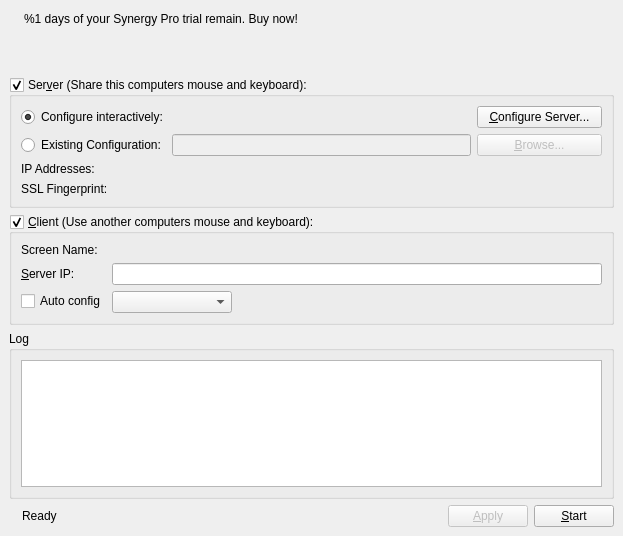
The window that src/gui/src/MainWindowBase.ui (unalkalkan/synergy) describes before a commit, drawn with Qt 5.
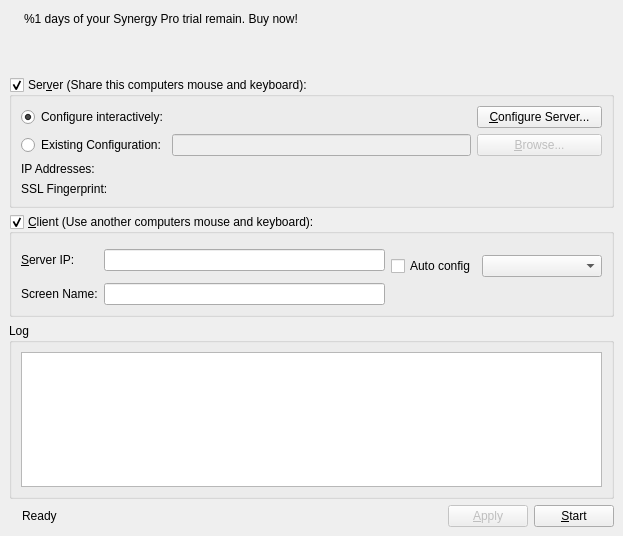
The same window after the commit. Icons and pictures are not drawn.

Commit message: Main window experiment

The edit to the form file:
```diff
--- a/src/gui/src/MainWindowBase.ui
+++ b/src/gui/src/MainWindowBase.ui
@@ -287,7 +287,7 @@
     <item>
      <widget class="QGroupBox" name="m_pGroupClient">
       <property name="sizePolicy">
-       <sizepolicy hsizetype="Preferred" vsizetype="Preferred">
+       <sizepolicy hsizetype="Preferred" vsizetype="Fixed">
         <horstretch>0</horstretch>
         <verstretch>0</verstretch>
        </sizepolicy>
@@ -301,25 +301,8 @@
       <property name="checked">
        <bool>true</bool>
       </property>
-      <layout class="QFormLayout" name="formLayout_3">
-       <property name="fieldGrowthPolicy">
-        <enum>QFormLayout::AllNonFixedFieldsGrow</enum>
-       </property>
-       <item row="0" column="0">
-        <widget class="QLabel" name="label_5">
-         <property name="text">
-          <string>Screen Name:</string>
-         </property>
-        </widget>
-       </item>
-       <item row="0" column="1">
-        <widget class="QLabel" name="m_pLabelScreenName">
-         <property name="text">
-          <string notr="true"/>
-         </property>
-        </widget>
-       </item>
-       <item row="1" column="0">
+      <layout class="QGridLayout" name="gridLayout">
+       <item row="0" column="0" rowspan="3">
         <widget class="QLabel" name="m_pLabelServerName">
          <property name="text">
           <string>&amp;Server IP:</string>
@@ -329,10 +312,27 @@
          </property>
         </widget>
        </item>
-       <item row="1" column="1">
+       <item row="0" column="1" rowspan="3">
         <widget class="QLineEdit" name="m_pLineEditHostname"/>
        </item>
-       <item row="2" column="1">
+       <item row="2" column="3">
+        <widget class="QCheckBox" name="m_pCheckBoxAutoConfig">
+         <property name="text">
+          <string>Auto config</string>
+         </property>
+        </widget>
+       </item>
+       <item row="3" column="0">
+        <widget class="QLabel" name="label_5">
+         <property name="text">
+          <string>Screen Name:</string>
+         </property>
+        </widget>
+       </item>
+       <item row="3" column="1">
+        <widget class="QLineEdit" name="m_pLineEditScreenName"/>
+       </item>
+       <item row="2" column="4">
         <widget class="QComboBox" name="m_pComboServerList">
          <property name="sizePolicy">
           <sizepolicy hsizetype="Maximum" vsizetype="Preferred">
@@ -348,18 +348,17 @@
          </property>
         </widget>
        </item>
-       <item row="2" column="0">
-        <widget class="QCheckBox" name="m_pCheckBoxAutoConfig">
-         <property name="text">
-          <string>Auto config</string>
-         </property>
-        </widget>
-       </item>
       </layout>
      </widget>
     </item>
     <item>
      <widget class="QGroupBox" name="m_pGroupLog">
+      <property name="sizePolicy">
+       <sizepolicy hsizetype="Preferred" vsizetype="Expanding">
+        <horstretch>0</horstretch>
+        <verstretch>0</verstretch>
+       </sizepolicy>
+      </property>
       <property name="title">
        <string>Log</string>
       </property>
```
Left out of the diff: 2 changed lines with no effect on the pictures. The commit also changes 1 other file.
